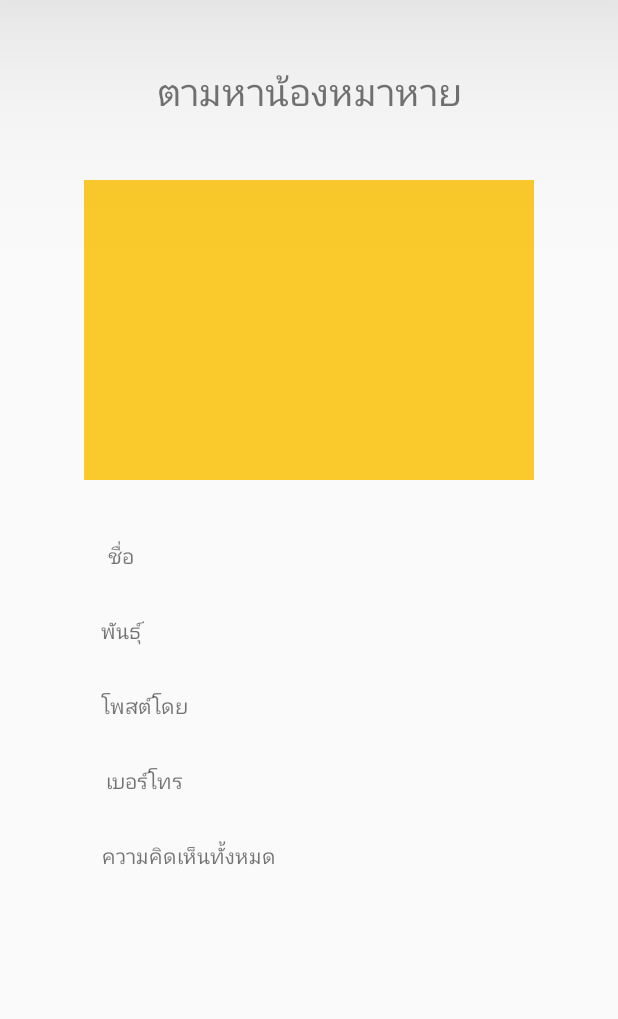
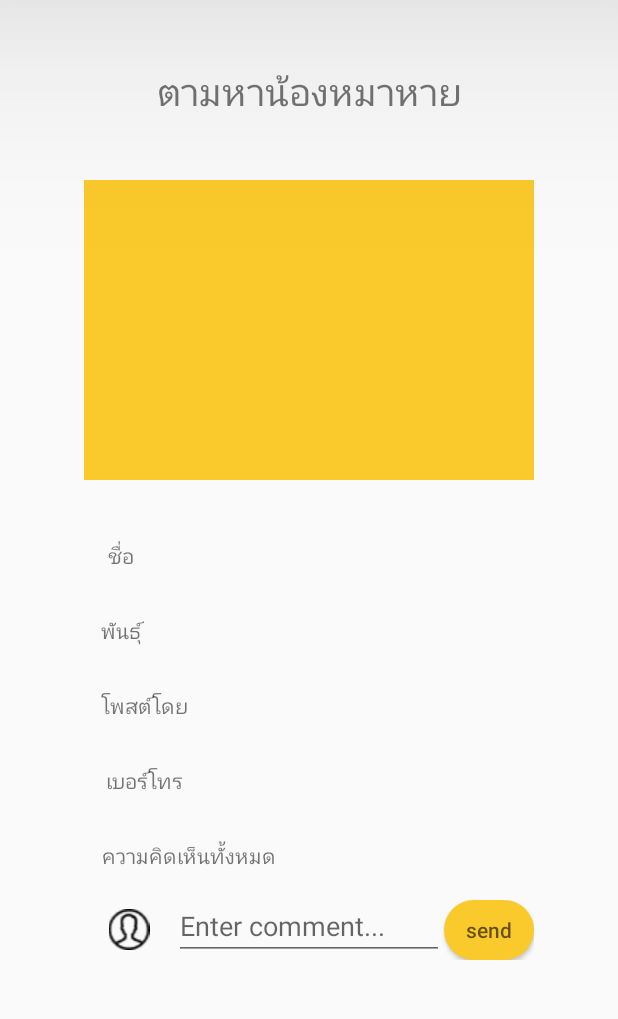
Before and after one commit to ttptee/FindDog-application, an Android app: the layout single_adopt.xml on its own in the app's theme, with its tools: preview values and no code run, on a phone screen of 412 x 824 dp, the part 75-1094 px from its top. Run offline under Robolectric (Android 15) with nearby library versions, the phone set to English and light mode, and no system bars.

Commit message:
show and add comment adopt

```diff
--- a/app/src/main/java/com/example/finddog/SingleMissing.java
+++ b/app/src/main/java/com/example/finddog/SingleMissing.java
@@ -57,7 +57,7 @@ public class SingleMissing extends AppCompatActivity implements View.OnClickList
 
     private FirebaseAuth firebaseAuth;
 
-    private final Object timestamp = ServerValue.TIMESTAMP;
+    /*private final Object timestamp = ServerValue.TIMESTAMP;*/
 
     RecyclerView recyclerView;
 
--- a/app/src/main/res/layout/single_adopt.xml
+++ b/app/src/main/res/layout/single_adopt.xml
@@ -260,6 +260,44 @@
 
             </LinearLayout>
 
+            <androidx.recyclerview.widget.RecyclerView
+                android:id="@+id/recycleViewComment"
+                android:layout_width="match_parent"
+                android:layout_height="wrap_content"></androidx.recyclerview.widget.RecyclerView>
+
+            <LinearLayout
+                android:layout_width="300dp"
+                android:layout_height="40dp"
+
+                android:layout_gravity="center"
+                android:layout_marginTop="10dp">
+
+                <ImageView
+                    android:layout_width="0dp"
+                    android:layout_height="wrap_content"
+                    android:layout_weight="0.2"
+                    android:src="@drawable/usericon"
+                    android:layout_gravity="center"></ImageView>
+                <EditText
+                    android:id="@+id/commentBox"
+                    android:layout_width="0dp"
+                    android:layout_height="wrap_content"
+                    android:layout_weight="0.6"
+                    android:hint="Enter comment..."
+                    android:inputType="textCapSentences|textMultiLine"></EditText>
+                <Button
+                    android:id="@+id/sendButton"
+                    android:layout_width="0dp"
+                    android:layout_height="wrap_content"
+                    android:layout_weight="0.2"
+                    android:hint="send"
+                    android:layout_gravity="center"
+                    android:background="@drawable/rounded_button"></Button>
+
+
+
+            </LinearLayout>
+
 
 
             <!--<LinearLayout
```
Also changed, not shown: app/src/main/java/com/example/finddog/SingleAdopt.java (+121 -1 lines), app/src/main/res/layout/all_adopt_post.xml (+10 -1 lines).
